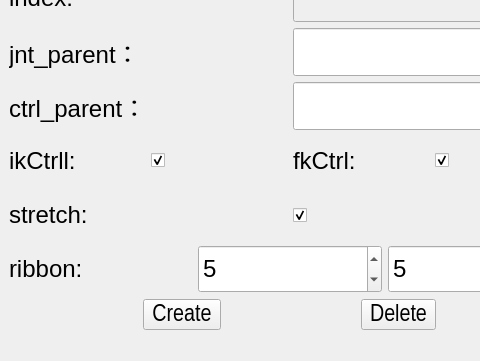
MuZiMuZi/muziToolset, file bind/ui/setup/limb_ui.ui: the form before one commit; both pictures show x 0 to 480 and y 198 to 559 of the 580 by 559 pixel window.
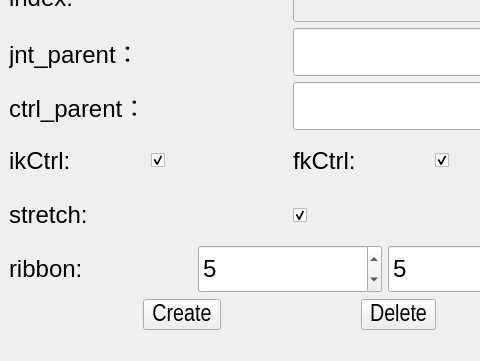
The form after the commit.

The edit to the form file:
```diff
--- a/bind/ui/setup/limb_ui.ui
+++ b/bind/ui/setup/limb_ui.ui
@@ -319,7 +319,7 @@
            </font>
           </property>
           <property name="text">
-           <string>ikCtrll:</string>
+           <string>ikCtrl:</string>
           </property>
          </widget>
         </item>
```
